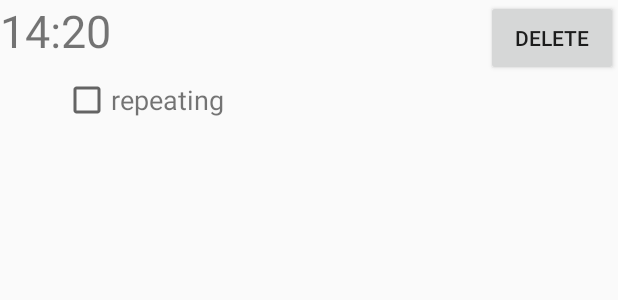
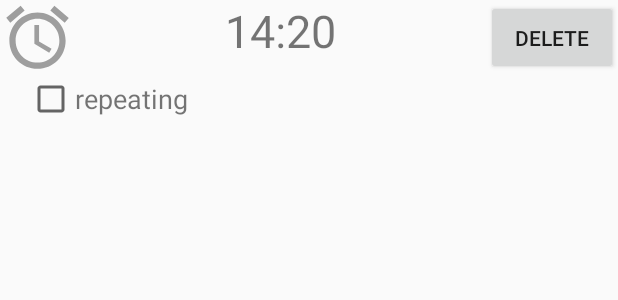
Before and after one commit to alunix/newsalarm, an Android app: the layout alarmlayout.xml on its own in the app's theme, with its tools: preview values and no code run, on a phone screen of 412 x 824 dp. Shown: the top 300 px of the screen. Run offline under Robolectric (Android 15) with nearby library versions, the phone set to English and light mode, and no system bars.

Commit message:
add enabling / disabling alarms, display empty list cleanup, add non functioning button to stop playing alarm

```diff
--- /dev/null
+++ b/app/src/main/res/drawable/enablealarmbutton.xml
@@ -0,0 +1,8 @@
+<?xml version="1.0" encoding="utf-8"?>
+<selector xmlns:android="http://schemas.android.com/apk/res/android">
+
+    <item android:drawable="@drawable/ic_alarm_24dp_active" android:state_selected="true" />
+
+    <item android:drawable="@drawable/ic_alarm_24dp_inactive" />
+
+</selector>
--- /dev/null
+++ b/app/src/main/res/drawable/ic_alarm_24dp_active.xml
@@ -0,0 +1,9 @@
+<vector xmlns:android="http://schemas.android.com/apk/res/android"
+    android:width="50dp"
+    android:height="50dp"
+    android:viewportHeight="24.0"
+    android:viewportWidth="24.0">
+    <path
+        android:fillColor="#FF000000"
+        android:pathData="M22,5.72l-4.6,-3.86 -1.29,1.53 4.6,3.86L22,5.72zM7.88,3.39L6.6,1.86 2,5.71l1.29,1.53 4.59,-3.85zM12.5,8H11v6l4.75,2.85 0.75,-1.23 -4,-2.37V8zM12,4c-4.97,0 -9,4.03 -9,9s4.02,9 9,9c4.97,0 9,-4.03 9,-9s-4.03,-9 -9,-9zm0,16c-3.87,0 -7,-3.13 -7,-7s3.13,-7 7,-7 7,3.13 7,7 -3.13,7 -7,7z" />
+</vector>
--- /dev/null
+++ b/app/src/main/res/drawable/ic_alarm_24dp_inactive.xml
@@ -0,0 +1,9 @@
+<vector xmlns:android="http://schemas.android.com/apk/res/android"
+    android:width="50dp"
+    android:height="50dp"
+    android:viewportHeight="24.0"
+    android:viewportWidth="24.0">
+    <path
+        android:fillColor="#9e9e9e"
+        android:pathData="M22,5.72l-4.6,-3.86 -1.29,1.53 4.6,3.86L22,5.72zM7.88,3.39L6.6,1.86 2,5.71l1.29,1.53 4.59,-3.85zM12.5,8H11v6l4.75,2.85 0.75,-1.23 -4,-2.37V8zM12,4c-4.97,0 -9,4.03 -9,9s4.02,9 9,9c4.97,0 9,-4.03 9,-9s-4.03,-9 -9,-9zm0,16c-3.87,0 -7,-3.13 -7,-7s3.13,-7 7,-7 7,3.13 7,7 -3.13,7 -7,7z" />
+</vector>
--- a/app/src/main/res/layout/alarmlayout.xml
+++ b/app/src/main/res/layout/alarmlayout.xml
@@ -6,6 +6,13 @@
     android:stretchColumns="1">
 
     <TableRow>
+
+        <ImageButton
+            android:id="@+id/enableAlarmButton"
+            android:layout_width="wrap_content"
+            android:layout_height="wrap_content"
+            android:background="@drawable/enablealarmbutton"
+            android:foregroundGravity="center" />
 
         <TextView
             android:id="@+id/display_date"
```
Also changed, not shown: app/src/main/java/de/sidanner/newsalarm/Alarm.java (+14 -1 lines), app/src/main/java/de/sidanner/newsalarm/AlarmActivity.java (+7 -5 lines), app/src/main/java/de/sidanner/newsalarm/AlarmAdapter.java (+19 -8 lines), app/src/main/res/drawable/ic_remove_circle_24dp.xml (added, +9 -0 lines), app/src/main/res/layout/activity_alarm.xml (+10 -0 lines), app/src/main/res/layout/content_alarm.xml (+7 -9 lines).
